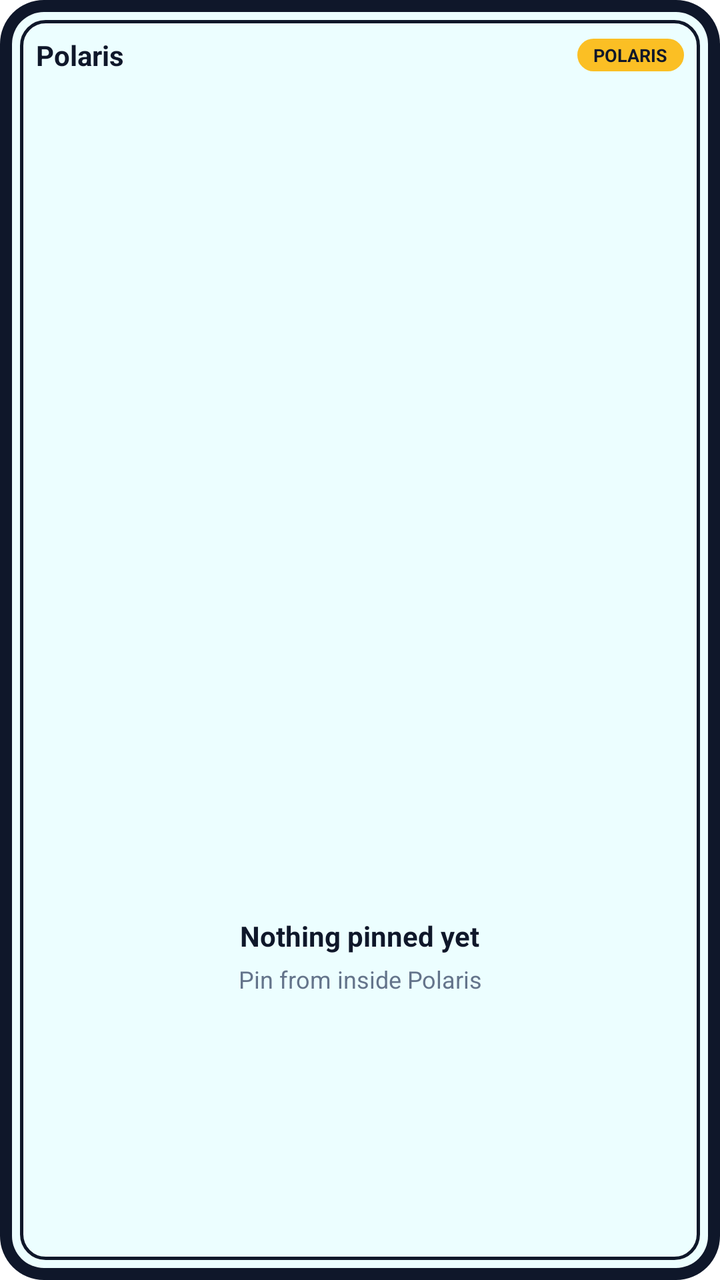
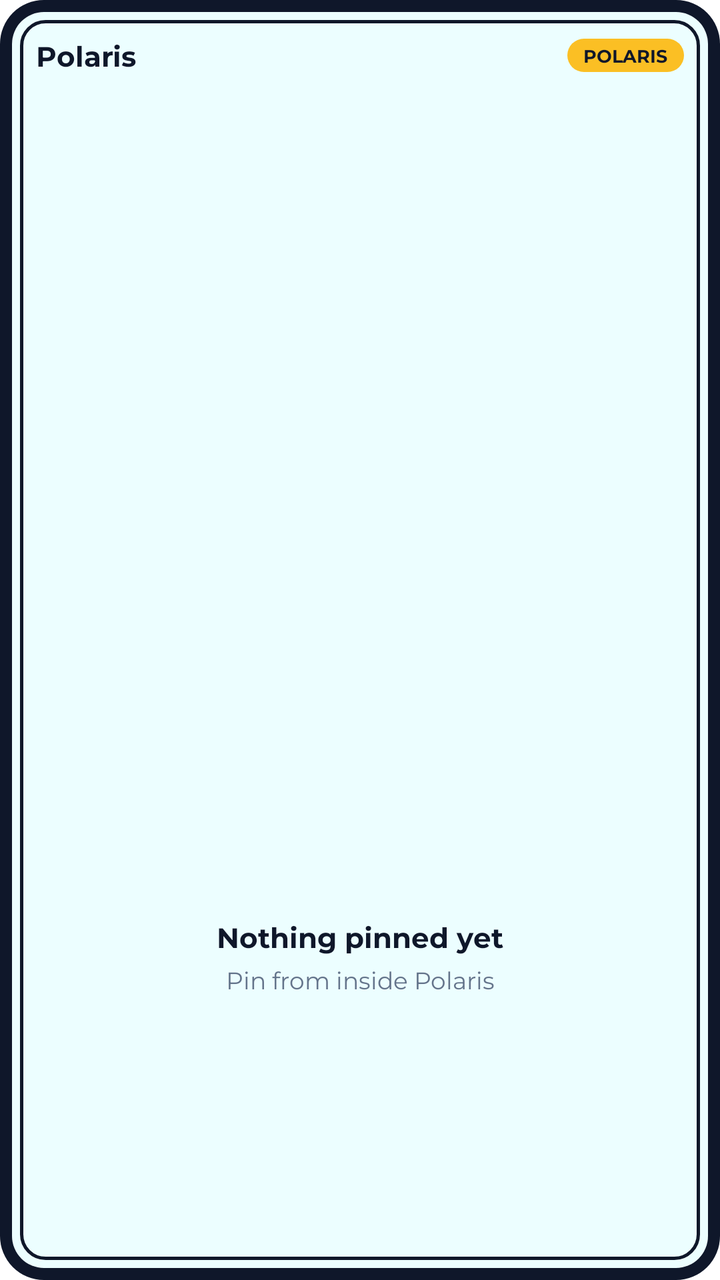

Two renders of the same Android screen: before a commit and after it. Below are the layout's source before the change and the commit's diff.
<!-- AndroidManifest.xml: fallback theme Theme.MaterialComponents.DayNight.NoActionBar -->
<!-- res/layout/polaris_widget_layout.xml -->
<?xml version="1.0" encoding="utf-8"?>
<LinearLayout xmlns:android="http://schemas.android.com/apk/res/android"
    android:id="@+id/polaris_widget_root"
    android:layout_width="match_parent"
    android:layout_height="match_parent"
    android:orientation="vertical"
    android:padding="18dp"
    android:background="@drawable/polaris_widget_background">

    <LinearLayout
        android:id="@+id/polaris_widget_header"
        android:layout_width="match_parent"
        android:layout_height="wrap_content"
        android:orientation="horizontal"
        android:gravity="center_vertical"
        android:layout_marginBottom="10dp">

        <TextView
            android:id="@+id/polaris_widget_title"
            android:layout_width="0dp"
            android:layout_height="wrap_content"
            android:layout_weight="1"
            android:textColor="#0F172A"
            android:textSize="14sp"
            android:textStyle="bold"
            android:maxLines="1"
            android:ellipsize="end"
            android:text="Polaris" />

        <TextView
            android:id="@+id/polaris_widget_brand"
            android:layout_width="wrap_content"
            android:layout_height="wrap_content"
            android:paddingHorizontal="8dp"
            android:paddingVertical="2dp"
            android:textColor="#0F172A"
            android:textSize="9sp"
            android:textStyle="bold"
            android:background="@drawable/polaris_widget_brand_pill"
            android:text="POLARIS" />
    </LinearLayout>

    <ListView
        android:id="@+id/polaris_widget_list"
        android:layout_width="match_parent"
        android:layout_height="0dp"
        android:layout_weight="1"
        android:divider="@null"
        android:dividerHeight="0dp"
        android:listSelector="@android:color/transparent" />

    <LinearLayout
        android:id="@+id/polaris_widget_empty"
        android:layout_width="match_parent"
        android:layout_height="0dp"
        android:layout_weight="1"
        android:orientation="vertical"
        android:gravity="center">

        <TextView
            android:id="@+id/polaris_widget_empty_title"
            android:layout_width="wrap_content"
            android:layout_height="wrap_content"
            android:textColor="#0F172A"
            android:textSize="14sp"
            android:textStyle="bold"
            android:text="Nothing pinned yet" />

        <TextView
            android:id="@+id/polaris_widget_empty_subtitle"
            android:layout_width="match_parent"
            android:layout_height="wrap_content"
            android:layout_marginTop="4dp"
            android:textColor="#64748B"
            android:textSize="12sp"
            android:gravity="center"
            android:text="Pin from inside Polaris" />
    </LinearLayout>
</LinearLayout>
<!-- resources referenced by this layout -->
<resources>
  <!-- drawable polaris_widget_background (drawable) -->
  <?xml version="1.0" encoding="utf-8"?>
  <layer-list xmlns:android="http://schemas.android.com/apk/res/android">
  
      <item>
          <shape android:shape="rectangle">
              <solid android:color="#0F172A" />
              <corners android:radius="22dp" />
          </shape>
      </item>
  
      <item
          android:left="6dp"
          android:top="6dp"
          android:right="6dp"
          android:bottom="6dp">
          <shape android:shape="rectangle">
              <solid android:color="#ECFEFF" />
              <corners android:radius="16dp" />
          </shape>
      </item>
  
      <item
          android:left="10dp"
          android:top="10dp"
          android:right="10dp"
          android:bottom="10dp">
          <shape android:shape="rectangle">
              <stroke
                  android:width="1.5dp"
                  android:color="#0F172A" />
              <corners android:radius="12dp" />
          </shape>
      </item>
  </layer-list>
  <!-- drawable polaris_widget_brand_pill (drawable) -->
  <?xml version="1.0" encoding="utf-8"?>
  <shape xmlns:android="http://schemas.android.com/apk/res/android"
      android:shape="rectangle">
      <solid android:color="#FBBF24" />
      <corners android:radius="999dp" />
  </shape>
</resources>

<!-- the commit's change to res/layout/polaris_widget_layout.xml (unified diff, before → after) -->
@@ -20,6 +20,7 @@
             android:layout_width="0dp"
             android:layout_height="wrap_content"
             android:layout_weight="1"
+            android:fontFamily="@font/montserrat"
             android:textColor="#0F172A"
             android:textSize="14sp"
             android:textStyle="bold"
@@ -33,6 +34,7 @@
             android:layout_height="wrap_content"
             android:paddingHorizontal="8dp"
             android:paddingVertical="2dp"
+            android:fontFamily="@font/montserrat"
             android:textColor="#0F172A"
             android:textSize="9sp"
             android:textStyle="bold"
@@ -61,6 +63,7 @@
             android:id="@+id/polaris_widget_empty_title"
             android:layout_width="wrap_content"
             android:layout_height="wrap_content"
+            android:fontFamily="@font/montserrat"
             android:textColor="#0F172A"
             android:textSize="14sp"
             android:textStyle="bold"
@@ -71,6 +74,7 @@
             android:layout_width="match_parent"
             android:layout_height="wrap_content"
             android:layout_marginTop="4dp"
+            android:fontFamily="@font/montserrat"
             android:textColor="#64748B"
             android:textSize="12sp"
             android:gravity="center"
